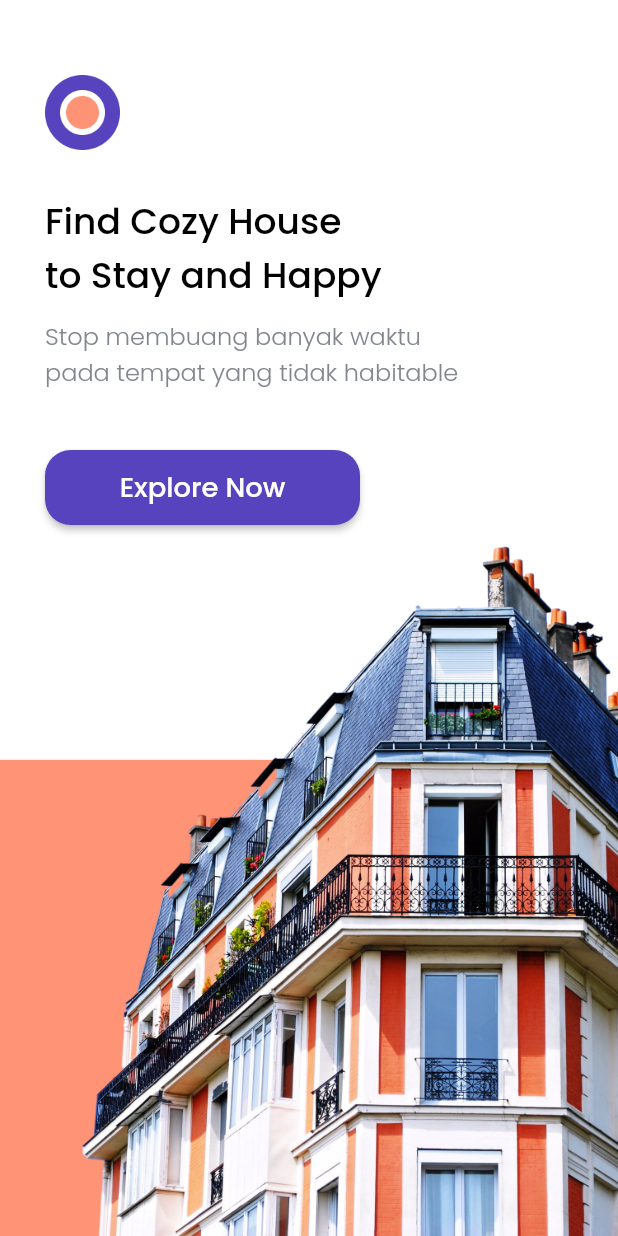
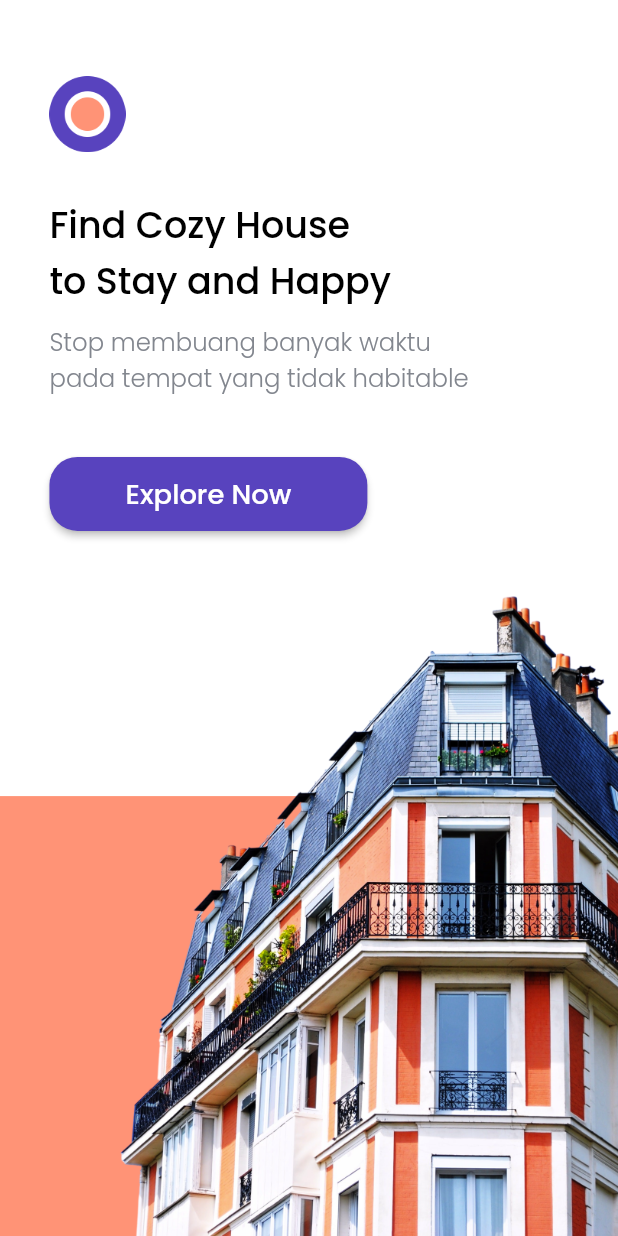
Before and after one commit to dzakybrori/cozy_app, a Flutter app: the screen it shows after launch, on a phone screen of 412 x 824 dp. Run offline on Flutter 3.47's test engine with Material 2 defaults, Android fonts, the phone set to English and light mode, and no system bars; our stand-ins replace flutter_screenutil, google_fonts.

Commit message:
Splash page responsive update.

```diff
--- a/lib/pages/splash_page.dart
+++ b/lib/pages/splash_page.dart
@@ -1,6 +1,7 @@
 import 'package:cozy_app/pages/home_page.dart';
 import 'package:cozy_app/theme.dart';
 import 'package:flutter/material.dart';
+import 'package:flutter_screenutil/flutter_screenutil.dart';
 
 class SplashPage extends StatelessWidget {
   @override
@@ -13,16 +14,31 @@ class SplashPage extends StatelessWidget {
           children: [
             Align(
               alignment: Alignment.bottomCenter,
-              child: Image.asset('assets/images/splash_image.png'),
+              child: Container(
+                height: 289.h,
+                width: double.infinity,
+                color: secondaryColor,
+              ),
+            ),
+            Align(
+              alignment: Alignment.bottomRight,
+              child: Image.asset(
+                'assets/images/house.png',
+                height: 433.h,
+              ),
             ),
             Padding(
-              padding: EdgeInsets.only(top: 50, left: 30, right: 30),
+              padding: EdgeInsets.only(
+                top: 50.h,
+                left: 30.w,
+                right: 30.w,
+              ),
               child: Column(
                 crossAxisAlignment: CrossAxisAlignment.start,
                 children: [
                   Container(
-                    height: 50,
-                    width: 50,
+                    height: 50.r,
+                    width: 50.r,
                     decoration: BoxDecoration(
                       image: DecorationImage(
                         image: AssetImage(
@@ -32,29 +48,30 @@ class SplashPage extends StatelessWidget {
                     ),
                   ),
                   SizedBox(
-                    height: 15,
+                    height: 15.h,
                   ),
                   Container(
                     decoration: BoxDecoration(
                       color: Colors.white70,
-                      borderRadius: BorderRadius.circular(17),
+                      borderRadius: BorderRadius.circular(17.w),
                     ),
                     child: Padding(
-                      padding: EdgeInsets.only(top: 15, bottom: 15, right: 15),
+                      padding:
+                          EdgeInsets.only(top: 15.r, bottom: 15.r, right: 15.r),
                       child: Column(
                         crossAxisAlignment: CrossAxisAlignment.start,
                         children: [
                           Text(
                             'Find Cozy House\nto Stay and Happy',
-                            style: titleTextStyle.copyWith(fontSize: 24),
+                            style: titleTextStyle.copyWith(fontSize: 24.sp),
                           ),
                           SizedBox(
-                            height: 10,
+                            height: 10.h,
                           ),
                           Text(
                             'Stop membuang banyak waktu\npada tempat yang tidak habitable',
                             style: subTitleTextStyle.copyWith(
-                              fontSize: 16,
+                              fontSize: 16.sp,
                               color: lightGreySubTextColor,
                             ),
                           ),
@@ -63,12 +80,9 @@ class SplashPage extends StatelessWidget {
                     ),
                   ),
                   SizedBox(
-                    height: 25,
+                    height: 25.h,
                   ),
-                  Container(
-                    width: 210,
-                    height: 50,
-                    child: ElevatedButton(
+                  ElevatedButton(
                     onPressed: () {
                       Navigator.push(
                         context,
@@ -82,11 +96,13 @@ class SplashPage extends StatelessWidget {
                       style: btnTextStyle,
                     ),
                     style: ElevatedButton.styleFrom(
-                        padding: EdgeInsets.all(11),
+                      padding: EdgeInsets.symmetric(
+                        vertical: 11.r,
+                        horizontal: 50.r,
+                      ),
                       primary: primaryColor,
                       shape: RoundedRectangleBorder(
-                          borderRadius: BorderRadius.circular(17),
-                        ),
+                        borderRadius: BorderRadius.circular(17.w),
                       ),
                     ),
                   ),
```
Also changed, not shown: assets/images/house.png (added), assets/images/splash_image.png (deleted). Lines whose indentation alone changed are shown as unchanged.
